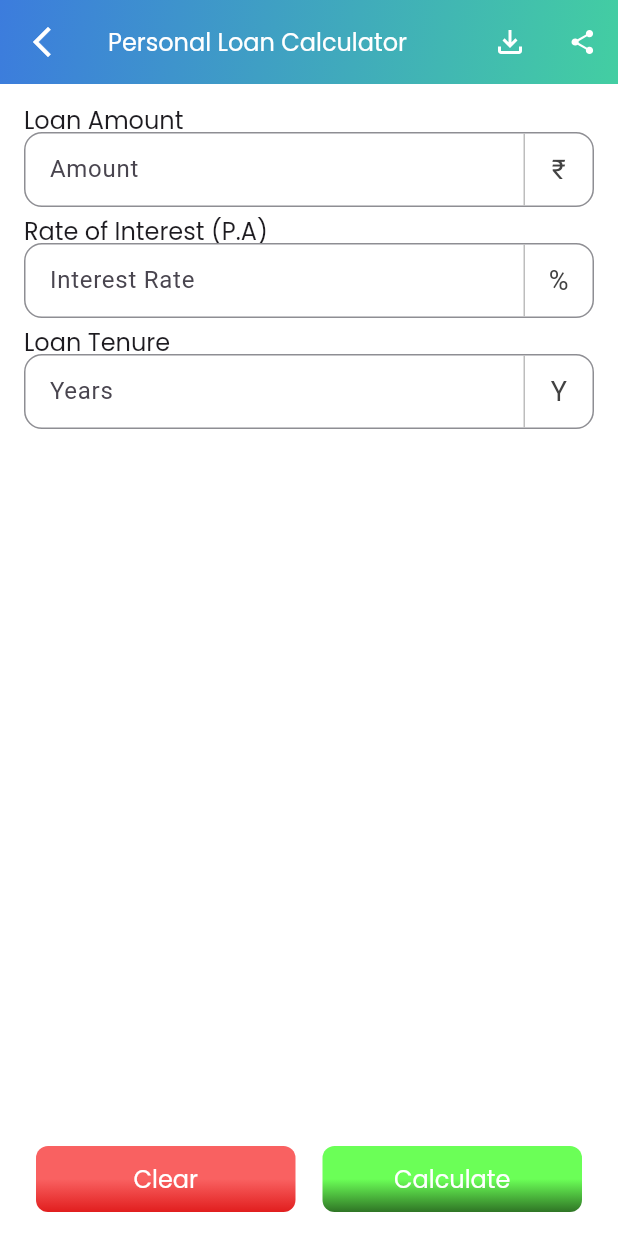
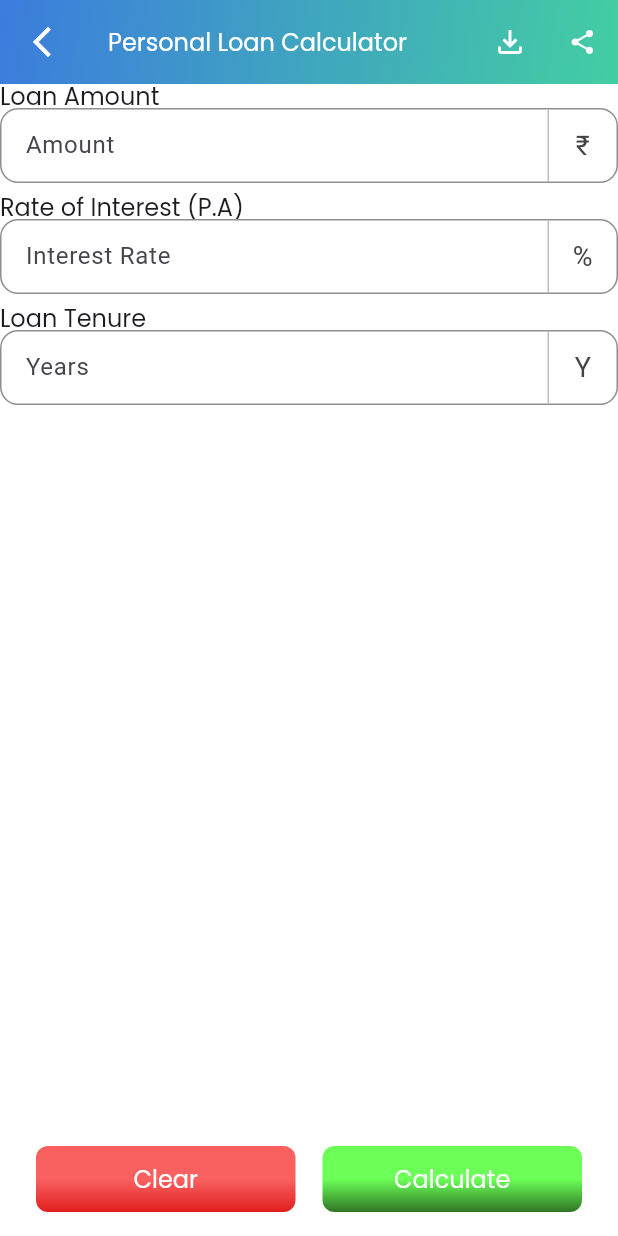
Before and after one commit to shoaib3474/demo_project, a Flutter app: the PersonalCalcView screen opened directly, on a phone screen of 412 x 824 dp. Run offline on Flutter 3.47's test engine with Material 3 defaults, Android fonts, the phone set to English and light mode, and no system bars; our stand-ins replace fl_chart, flutter_svg, get, shared_preferences; accounts and stored records are empty.

```diff
--- a/lib/view/screens/calculators/loan/personal_calc_view.dart
+++ b/lib/view/screens/calculators/loan/personal_calc_view.dart
@@ -84,11 +84,10 @@ class _PersonalCalcViewState extends State<PersonalCalcView> {
         onDownload: () {},
         onShare: () {},
       ),
-      body: Column(
+      body: SingleChildScrollView(
+        child: Column(
           children: [
-          SingleChildScrollView(
-            padding: const EdgeInsets.all(16),
-            child: Column(
+            Column(
               crossAxisAlignment: CrossAxisAlignment.start,
               children: [
                 const Text("Loan Amount", style: AppTextStyles.body16),
@@ -117,7 +116,6 @@ class _PersonalCalcViewState extends State<PersonalCalcView> {
                 const SizedBox(height: 8),
                 // Optional: You can add dropdown or radio buttons to change timeType if needed
               ],
-            ),
             ),
             const SizedBox(height: 20),
             if (model != null)
@@ -152,6 +150,7 @@ class _PersonalCalcViewState extends State<PersonalCalcView> {
             const Spacer(),
           ],
         ),
+      ),
       bottomSheet: ClearCalculateButtons(
         onClearPressed: _onClear,
         onCalculatePressed: _onCalculate,
```
Also changed, not shown: lib/routes/calc_routs.dart (+8 -4 lines), lib/view/screens/calculators/loan/property_calc_view.dart (+4 -5 lines). Lines whose indentation alone changed are shown as unchanged.
